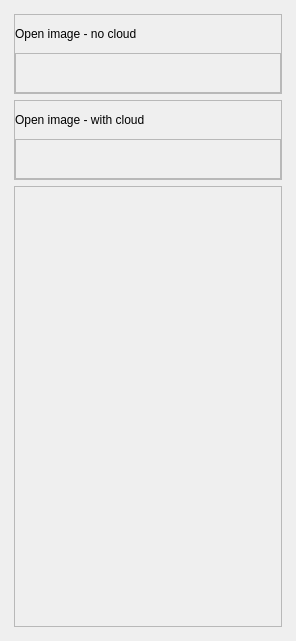
This is gui/uis/columns/left_column.ui in almogze/PSI as Qt 5 draws it before an edit. The edited form follows.
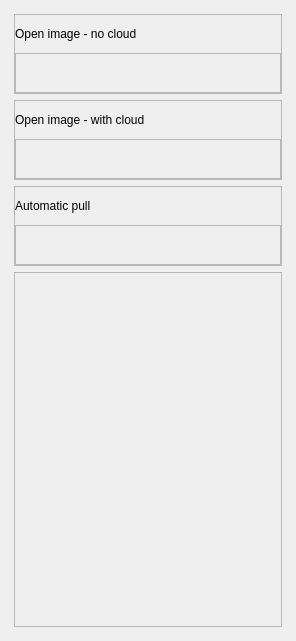
This is the edited form. The open tabs and pages were chosen to show the change.

Diff of the .ui file:
```diff
--- a/gui/uis/columns/left_column.ui
+++ b/gui/uis/columns/left_column.ui
@@ -219,6 +219,88 @@
          </layout>
         </widget>
        </item>
+       <item>
+        <widget class="QFrame" name="frame_with_cloud_2">
+         <property name="maximumSize">
+          <size>
+           <width>16777215</width>
+           <height>80</height>
+          </size>
+         </property>
+         <property name="frameShape">
+          <enum>QFrame::StyledPanel</enum>
+         </property>
+         <property name="frameShadow">
+          <enum>QFrame::Raised</enum>
+         </property>
+         <layout class="QVBoxLayout" name="verticalLayout_6">
+          <property name="spacing">
+           <number>0</number>
+          </property>
+          <property name="leftMargin">
+           <number>0</number>
+          </property>
+          <property name="topMargin">
+           <number>0</number>
+          </property>
+          <property name="rightMargin">
+           <number>0</number>
+          </property>
+          <property name="bottomMargin">
+           <number>0</number>
+          </property>
+          <item>
+           <widget class="QLabel" name="label_with_cloud_2">
+            <property name="maximumSize">
+             <size>
+              <width>16777215</width>
+              <height>40</height>
+             </size>
+            </property>
+            <property name="text">
+             <string>Automatic pull</string>
+            </property>
+           </widget>
+          </item>
+          <item>
+           <widget class="QFrame" name="frame_atom_automatic_dialog">
+            <property name="minimumSize">
+             <size>
+              <width>0</width>
+              <height>40</height>
+             </size>
+            </property>
+            <property name="maximumSize">
+             <size>
+              <width>16777215</width>
+              <height>40</height>
+             </size>
+            </property>
+            <property name="frameShape">
+             <enum>QFrame::StyledPanel</enum>
+            </property>
+            <property name="frameShadow">
+             <enum>QFrame::Raised</enum>
+            </property>
+            <layout class="QVBoxLayout" name="aoutomatic_pull_atom_layout">
+             <property name="leftMargin">
+              <number>0</number>
+             </property>
+             <property name="topMargin">
+              <number>0</number>
+             </property>
+             <property name="rightMargin">
+              <number>0</number>
+             </property>
+             <property name="bottomMargin">
+              <number>0</number>
+             </property>
+            </layout>
+           </widget>
+          </item>
+         </layout>
+        </widget>
+       </item>
        <item>
         <widget class="QFrame" name="frame_atom_temp">
          <property name="frameShape">
```
Left out of the diff: 2 changed lines with no effect on the pictures.
